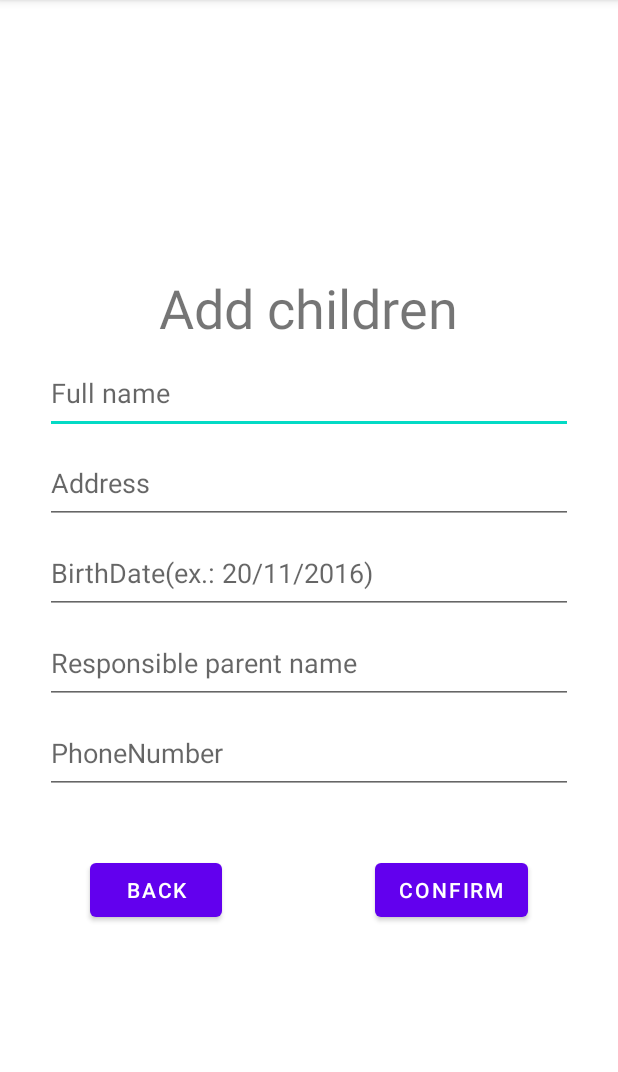
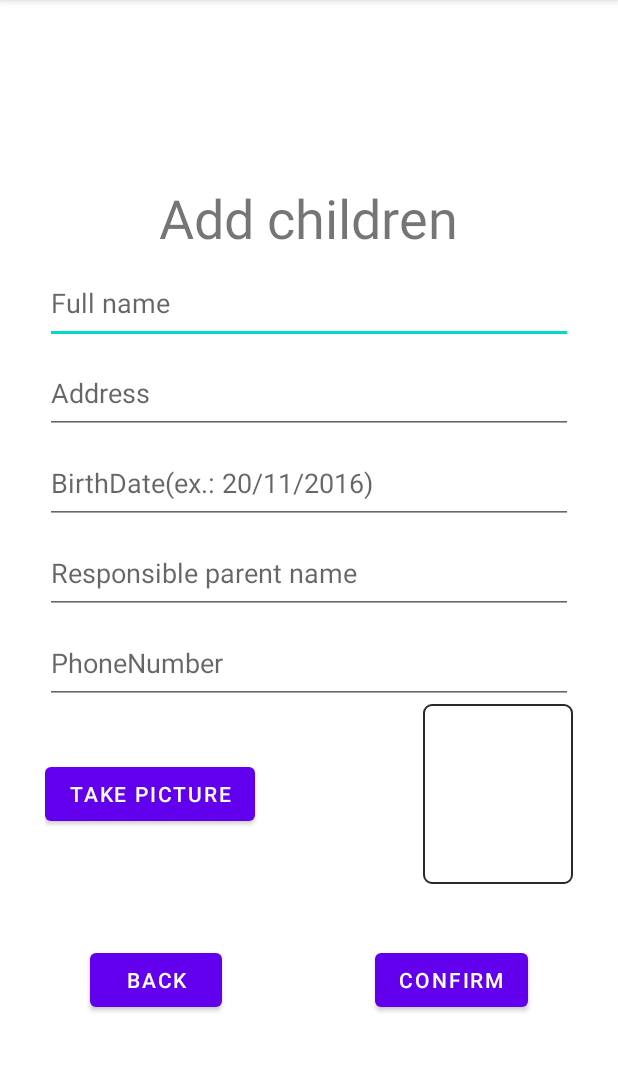
Before and after one commit to filipegoncalves9119/ProjetoPDM, an Android app: the AddChildrenActivity screen opened directly, with no data from a screen before it, on a phone screen of 412 x 824 dp, the part 84-1156 px from its top. Run offline under Robolectric (Android 15) with nearby library versions, the phone set to English and light mode, and no system bars; our stand-ins replace Firebase (no records; nobody signed in at launch, a user with empty details on screens opened directly).

Commit message:
cameraOnChildren

```diff
--- a/MedicacaoCrianca/app/build.gradle
+++ b/MedicacaoCrianca/app/build.gradle
@@ -37,6 +37,7 @@ dependencies {
     implementation 'androidx.constraintlayout:constraintlayout:2.0.4'
     implementation 'com.google.firebase:firebase-auth:20.0.2'
     implementation 'com.google.firebase:firebase-database:19.6.0'
+    implementation 'com.google.firebase:firebase-storage:19.2.1'
     testImplementation 'junit:junit:4.+'
     androidTestImplementation 'androidx.test.ext:junit:1.1.2'
     androidTestImplementation 'androidx.test.espresso:espresso-core:3.3.0'
--- a/MedicacaoCrianca/app/src/main/AndroidManifest.xml
+++ b/MedicacaoCrianca/app/src/main/AndroidManifest.xml
@@ -1,6 +1,8 @@
 <?xml version="1.0" encoding="utf-8"?>
 <manifest xmlns:android="http://schemas.android.com/apk/res/android"
     package="com.example.medicacaocrianca">
+
+    <uses-permission android:name="android.permission.CAMERA"/>
 
     <application
         android:allowBackup="true"
--- a/MedicacaoCrianca/app/src/main/java/com/example/medicacaocrianca/AddChildrenActivity.java
+++ b/MedicacaoCrianca/app/src/main/java/com/example/medicacaocrianca/AddChildrenActivity.java
@@ -1,12 +1,21 @@
 package com.example.medicacaocrianca;
 
+import androidx.annotation.Nullable;
 import androidx.appcompat.app.AppCompatActivity;
+import androidx.core.app.ActivityCompat;
+import androidx.core.content.ContextCompat;
 
+import android.Manifest;
+import android.app.Activity;
 import android.content.Intent;
+import android.content.pm.PackageManager;
+import android.graphics.Bitmap;
 import android.os.Bundle;
+import android.provider.MediaStore;
 import android.view.View;
 import android.widget.Button;
 import android.widget.EditText;
+import android.widget.ImageView;
 import android.widget.Toast;
 
 import com.example.medicacaocrianca.dbobjects.Children;
@@ -22,7 +31,10 @@ public class AddChildrenActivity extends AppCompatActivity {
     private EditText phoneNumber;
     private Button confirmBtn;
     private Button backBtn;
+    private Button takePicture;
+    private ImageView picture;
     private DatabaseReference reference;
+    private final int REQUEST_CAMERA_CODE = 100;
 
 
     /**
@@ -42,7 +54,29 @@ public class AddChildrenActivity extends AppCompatActivity {
         this.phoneNumber = findViewById(R.id.number_text_id);
         this.confirmBtn = findViewById(R.id.save_btn_id);
         this.backBtn = findViewById(R.id.back_btn_id);
+        this.takePicture = findViewById(R.id.picture_btn_id);
+        this.picture = findViewById(R.id.image_id);
         this.reference = FirebaseDatabase.getInstance().getReference().child("Children");
+
+
+        //Camera request
+        if(ContextCompat.checkSelfPermission(AddChildrenActivity.this, Manifest.permission.CAMERA) != PackageManager.PERMISSION_GRANTED){
+            ActivityCompat.requestPermissions(AddChildrenActivity.this, new String[]{
+                    Manifest.permission.CAMERA
+            },REQUEST_CAMERA_CODE);
+        }
+
+        this.takePicture.setOnClickListener(new View.OnClickListener() {
+            @Override
+            public void onClick(View v) {
+                Intent takePic = new Intent(MediaStore.ACTION_IMAGE_CAPTURE);
+                startActivityForResult(takePic, REQUEST_CAMERA_CODE);
+
+            }
+        });
+
+
+
 
         this.confirmBtn.setOnClickListener(new View.OnClickListener() {
             @Override
@@ -63,6 +97,16 @@ public class AddChildrenActivity extends AppCompatActivity {
             }
         });
 
+
+    }
+
+    @Override
+    protected void onActivityResult(int requestCode, int resultCode, @Nullable Intent data) {
+        super.onActivityResult(requestCode, resultCode, data);
+        if(requestCode == REQUEST_CAMERA_CODE){
+            Bitmap bitmap = (Bitmap) data.getExtras().get("data");
+            this.picture.setImageBitmap(bitmap);
+        }
     }
 
     /**
--- a/MedicacaoCrianca/app/src/main/res/layout/activity_add_children.xml
+++ b/MedicacaoCrianca/app/src/main/res/layout/activity_add_children.xml
@@ -82,6 +82,30 @@
             android:paddingBottom="5dp" />
     </RelativeLayout>
 
+    <RelativeLayout
+        android:id="@+id/layouta"
+        android:layout_width="match_parent"
+        android:layout_height="120dp">
+
+        <Button
+            android:id="@+id/picture_btn_id"
+            android:layout_width="wrap_content"
+            android:layout_height="wrap_content"
+            android:layout_centerInParent="true"
+            android:layout_alignParentLeft="true"
+            android:text="Take picture">
+
+        </Button>
+       <ImageView
+           android:id="@+id/image_id"
+           android:layout_width="100dp"
+           android:layout_height="match_parent"
+           android:layout_alignParentRight="true"
+           android:background="@drawable/rectangle_field">
+
+
+       </ImageView>
+    </RelativeLayout>
 
 
    <RelativeLayout
```
Also changed, not shown: MedicacaoCrianca/app/src/main/java/com/example/medicacaocrianca/AddRoomActivity.java (+21 -4 lines).
